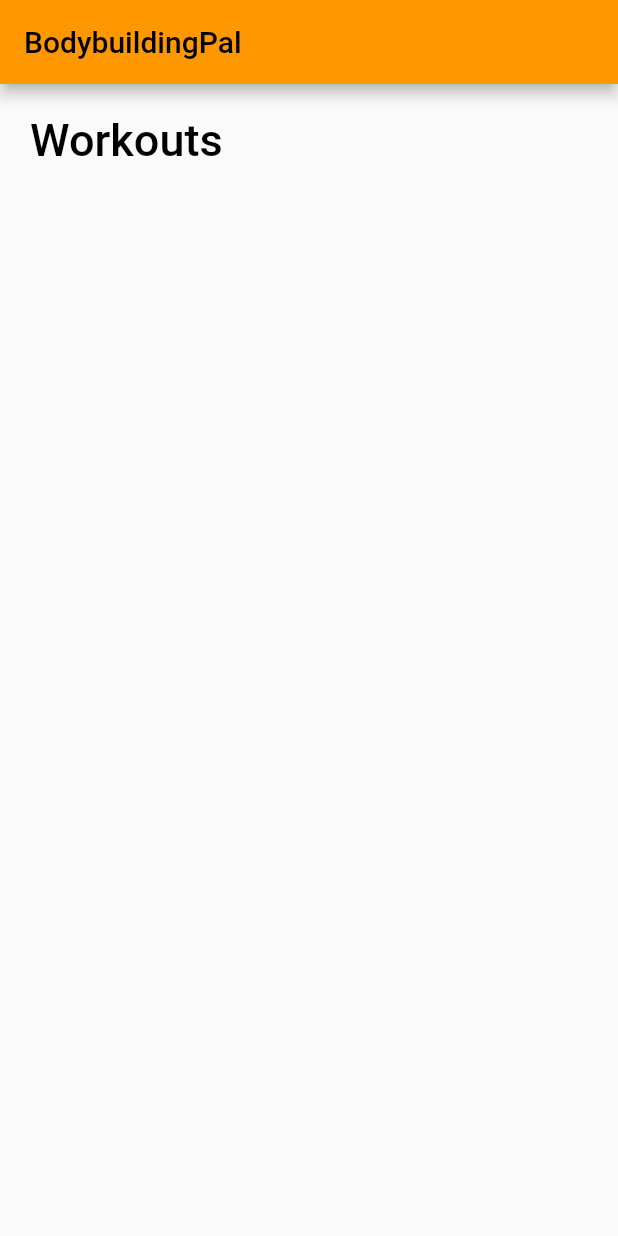
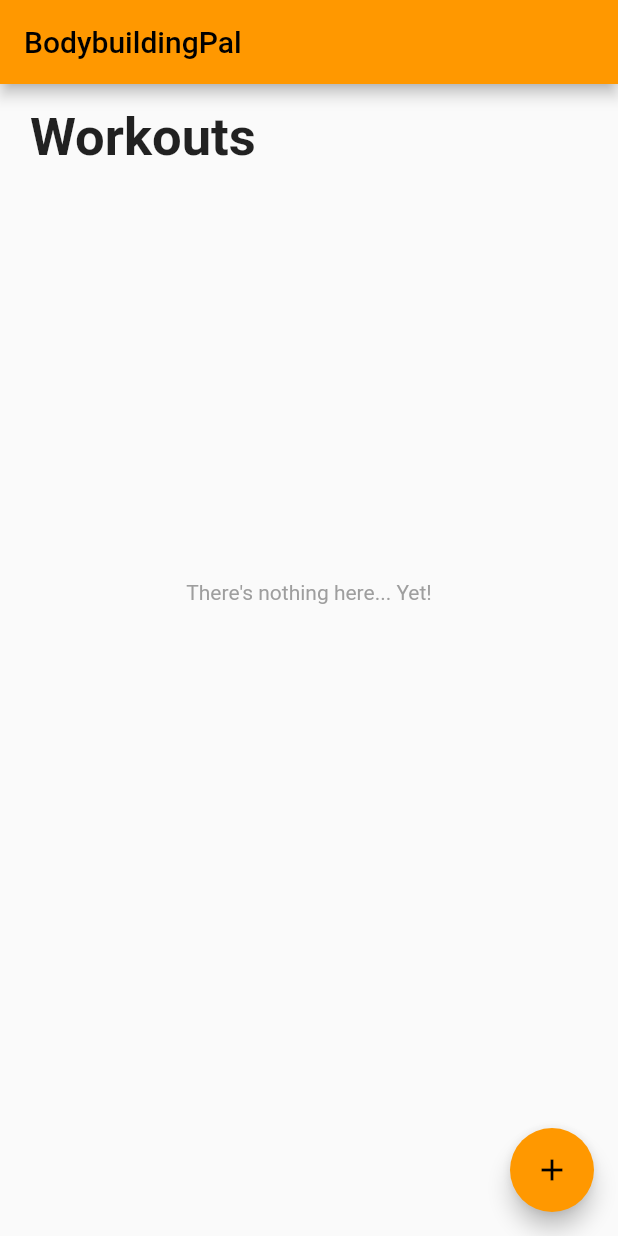
Before and after one commit to draff1800/bodybuildingpal, a Flutter app: the screen it shows after launch, on a phone screen of 412 x 824 dp. Run offline on Flutter 3.47's test engine with Material 2 defaults, Android fonts, the phone set to English and light mode, and no system bars.

Commit message:
Added custom vscode Tasks. Completed design for first Workouts wireframe.

```diff
--- a/lib/main.dart
+++ b/lib/main.dart
@@ -5,7 +5,7 @@ void main() => runApp(const MyApp());
 class MyApp extends StatelessWidget {
   const MyApp({Key? key}) : super(key: key);
 
-  static const String _title = 'BodybuildingPal';
+  static const String _title = 'Workouts';
 
   @override
   Widget build(BuildContext context) {
@@ -14,10 +14,7 @@ class MyApp extends StatelessWidget {
       theme: ThemeData(
         primarySwatch: Colors.orange
       ),
-      home: Scaffold(
-        appBar: AppBar(title: const Text(_title)),
-        body: const MyStatefulWidget(),
-      ),
+      home: const MyStatefulWidget(),
     );
   }
 }
@@ -30,26 +27,34 @@ class MyStatefulWidget extends StatefulWidget {
 }
 
 class _MyStatefulWidgetState extends State<MyStatefulWidget> {
-  TextEditingController nameController = TextEditingController();
-  TextEditingController passwordController = TextEditingController();
 
   @override
   Widget build(BuildContext context) {
-    return Padding(
-        padding: const EdgeInsets.all(10),
-        child: ListView(
+    return Scaffold(
+      appBar: AppBar(
+        title: const Text('BodybuildingPal'),
+      ),
+      body:
+        Column(
           children: <Widget>[
             Container(
-                alignment: Alignment.centerLeft,
-                padding: const EdgeInsets.all(10),
-                child: const Text(
-                  'Workouts',
-                  style: TextStyle(
-                      color: Colors.black,
-                      fontWeight: FontWeight.w500,
-                      fontSize: 30),
-                )),
+              alignment: Alignment.topLeft,
+              margin: const EdgeInsets.fromLTRB(20, 15, 0, 0),
+              child: const Text('Workouts', style: TextStyle(fontWeight: FontWeight.bold, fontSize: 35))
+            ),
+            Container(
+              alignment: Alignment.center,
+              margin: const EdgeInsets.fromLTRB(0, 275, 0, 275),
+              child: const Text('There\'s nothing here... Yet!', style: TextStyle(color: Colors.grey))
+            ),
           ],
-        ));
+        ),
+      floatingActionButton:
+        FloatingActionButton(
+          onPressed: () => {},
+          tooltip: 'Add Workout',
+          child: const Icon(Icons.add),
+        ),
+    );
   }
 }
```
